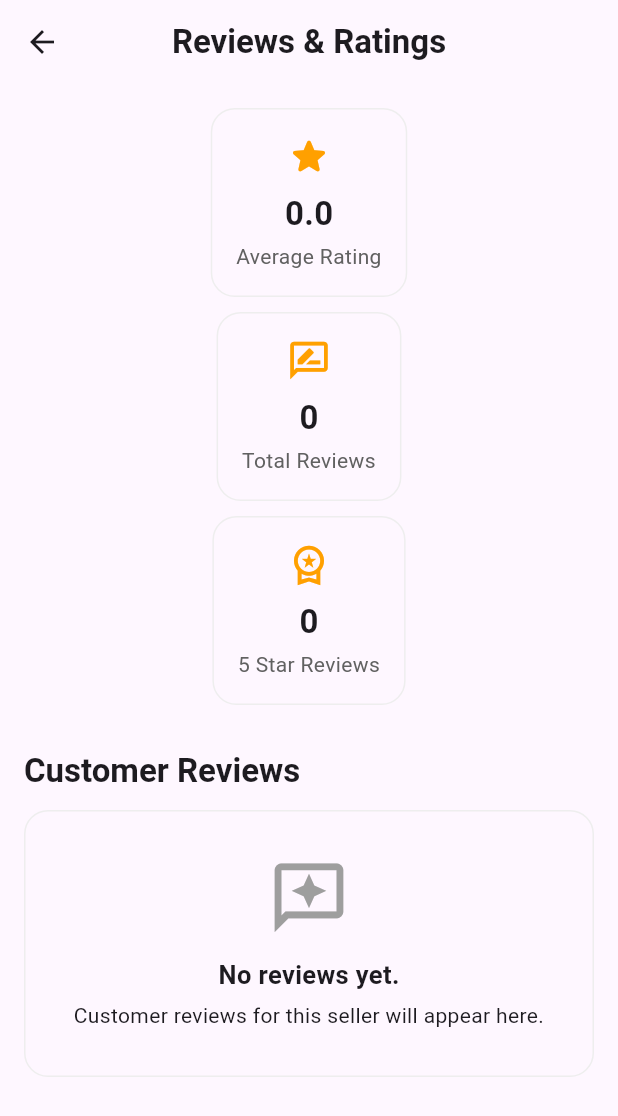
After one commit to rdonlineshop/RD-Online-Shop, a Flutter app: the SellerReviewsPage screen opened directly, on a phone screen of 412 x 824 dp. The commit adds this screen. Shown: the top 1116 px of the screen. Run offline on Flutter 3.47's test engine with Material 3 defaults, Android fonts, the phone set to English and light mode, and no system bars; our stand-ins replace cloud_firestore, firebase_auth, firebase_core, flutter_map, geocoding, geolocator and 8 more; missing offline and left inert: excel, mobile_scanner; accounts and stored records are empty; network calls fail.

Commit message:
Add seller reviews and fix wallet layout

```diff
--- /dev/null
+++ b/lib/seller_reviews_page.dart
@@ -0,0 +1,408 @@
+import 'package:cloud_firestore/cloud_firestore.dart';
+import 'package:firebase_auth/firebase_auth.dart';
+import 'package:flutter/material.dart';
+
+class SellerReviewsPage extends StatelessWidget {
+  const SellerReviewsPage({super.key});
+
+  double _ratingValue(Map<String, dynamic> data) {
+    final dynamic value = data['rating'];
+
+    if (value is num) {
+      return value.toDouble().clamp(0.0, 5.0).toDouble();
+    }
+
+    final double? parsed = double.tryParse(value?.toString() ?? '');
+    return (parsed ?? 0.0).clamp(0.0, 5.0).toDouble();
+  }
+
+  String _firstText(
+    Map<String, dynamic> data,
+    List<String> fields,
+    String fallback,
+  ) {
+    for (final String field in fields) {
+      final String value = data[field]?.toString().trim() ?? '';
+      if (value.isNotEmpty) {
+        return value;
+      }
+    }
+    return fallback;
+  }
+
+  String _reviewText(Map<String, dynamic> data) {
+    return _firstText(
+      data,
+      const <String>['comment', 'review', 'reviewText', 'message'],
+      'No written comment.',
+    );
+  }
+
+  String _customerName(Map<String, dynamic> data) {
+    return _firstText(
+      data,
+      const <String>['customerName', 'userName', 'name', 'buyerName'],
+      'Customer',
+    );
+  }
+
+  String _productName(Map<String, dynamic> data) {
+    return _firstText(
+      data,
+      const <String>['productName', 'itemName', 'product'],
+      'Shop Review',
+    );
+  }
+
+  DateTime? _createdAt(Map<String, dynamic> data) {
+    final dynamic value = data['createdAt'] ?? data['reviewDate'];
+
+    if (value is Timestamp) {
+      return value.toDate();
+    }
+
+    if (value is DateTime) {
+      return value;
+    }
+
+    if (value is String) {
+      return DateTime.tryParse(value);
+    }
+
+    return null;
+  }
+
+  String _formatDate(DateTime? date) {
+    if (date == null) {
+      return '';
+    }
+
+    final String day = date.day.toString().padLeft(2, '0');
+    final String month = date.month.toString().padLeft(2, '0');
+    return '$day/$month/${date.year}';
+  }
+
+  Widget _summaryCard({
+    required IconData icon,
+    required String title,
+    required String value,
+  }) {
+    return Container(
+      padding: const EdgeInsets.all(16),
+      decoration: BoxDecoration(
+        borderRadius: BorderRadius.circular(16),
+        border: Border.all(color: Colors.grey.shade200),
+      ),
+      child: Column(
+        children: <Widget>[
+          Icon(icon, size: 30, color: Colors.amber.shade700),
+          const SizedBox(height: 8),
+          Text(
+            value,
+            style: const TextStyle(
+              fontSize: 22,
+              fontWeight: FontWeight.bold,
+            ),
+          ),
+          const SizedBox(height: 3),
+          Text(
+            title,
+            textAlign: TextAlign.center,
+            style: TextStyle(color: Colors.grey.shade700),
+          ),
+        ],
+      ),
+    );
+  }
+
+  Widget _ratingStars(double rating) {
+    return Row(
+      mainAxisSize: MainAxisSize.min,
+      children: List<Widget>.generate(5, (int index) {
+        final double starNumber = index + 1.0;
+        final IconData icon;
+
+        if (rating >= starNumber) {
+          icon = Icons.star_rounded;
+        } else if (rating >= starNumber - 0.5) {
+          icon = Icons.star_half_rounded;
+        } else {
+          icon = Icons.star_border_rounded;
+        }
+
+        return Icon(
+          icon,
+          size: 20,
+          color: Colors.amber.shade700,
+        );
+      }),
+    );
+  }
+
+  Widget _reviewCard(Map<String, dynamic> data) {
+    final double rating = _ratingValue(data);
+    final String customer = _customerName(data);
+    final String product = _productName(data);
+    final String comment = _reviewText(data);
+    final String date = _formatDate(_createdAt(data));
+
+    return Card(
+      margin: const EdgeInsets.only(bottom: 12),
+      child: Padding(
+        padding: const EdgeInsets.all(16),
+        child: Column(
+          crossAxisAlignment: CrossAxisAlignment.start,
+          children: <Widget>[
+            Row(
+              crossAxisAlignment: CrossAxisAlignment.start,
+              children: <Widget>[
+                CircleAvatar(
+                  backgroundColor: Colors.amber.shade50,
+                  child: Icon(
+                    Icons.person,
+                    color: Colors.amber.shade800,
+                  ),
+                ),
+                const SizedBox(width: 12),
+                Expanded(
+                  child: Column(
+                    crossAxisAlignment: CrossAxisAlignment.start,
+                    children: <Widget>[
+                      Text(
+                        customer,
+                        style: const TextStyle(
+                          fontSize: 16,
+                          fontWeight: FontWeight.bold,
+                        ),
+                      ),
+                      const SizedBox(height: 2),
+                      Text(
+                        product,
+                        style: TextStyle(color: Colors.grey.shade700),
+                      ),
+                    ],
+                  ),
+                ),
+                if (date.isNotEmpty)
+                  Text(
+                    date,
+                    style: TextStyle(
+                      fontSize: 12,
+                      color: Colors.grey.shade600,
+                    ),
+                  ),
+              ],
+            ),
+            const SizedBox(height: 12),
+            Row(
+              children: <Widget>[
+                _ratingStars(rating),
+                const SizedBox(width: 8),
+                Text(
+                  rating.toStringAsFixed(1),
+                  style: const TextStyle(fontWeight: FontWeight.bold),
+                ),
+              ],
+            ),
+            const SizedBox(height: 10),
+            Text(
+              comment,
+              style: const TextStyle(fontSize: 15, height: 1.35),
+            ),
+          ],
+        ),
+      ),
+    );
+  }
+
+  @override
+  Widget build(BuildContext context) {
+    final User? user = FirebaseAuth.instance.currentUser;
+
+    return Scaffold(
+      appBar: AppBar(
+        title: const Text(
+          'Reviews & Ratings',
+          style: TextStyle(fontWeight: FontWeight.bold),
+        ),
+        centerTitle: true,
+      ),
+      body: user == null
+          ? const Center(child: Text('Seller login required.'))
+          : StreamBuilder<QuerySnapshot<Map<String, dynamic>>>(
+              stream: FirebaseFirestore.instance
+                  .collection('reviews')
+                  .where('sellerId', isEqualTo: user.uid)
+                  .snapshots(),
+              builder: (
+                BuildContext context,
+                AsyncSnapshot<QuerySnapshot<Map<String, dynamic>>> snapshot,
+              ) {
+                if (snapshot.hasError) {
+                  return Center(
+                    child: Padding(
+                      padding: const EdgeInsets.all(24),
+                      child: Text(
+                        'Could not load reviews:\n${snapshot.error}',
+                        textAlign: TextAlign.center,
+                      ),
+                    ),
+                  );
+                }
+
+                if (!snapshot.hasData) {
+                  return const Center(child: CircularProgressIndicator());
+                }
+
+                final List<QueryDocumentSnapshot<Map<String, dynamic>>> docs =
+                    List<QueryDocumentSnapshot<Map<String, dynamic>>>.from(
+                  snapshot.data!.docs,
+                );
+
+                docs.sort((
+                  QueryDocumentSnapshot<Map<String, dynamic>> a,
+                  QueryDocumentSnapshot<Map<String, dynamic>> b,
+                ) {
+                  final DateTime? aDate = _createdAt(a.data());
+                  final DateTime? bDate = _createdAt(b.data());
+
+                  if (aDate == null && bDate == null) {
+                    return 0;
+                  }
+                  if (aDate == null) {
+                    return 1;
+                  }
+                  if (bDate == null) {
+                    return -1;
+                  }
+                  return bDate.compareTo(aDate);
+                });
+
+                final int totalReviews = docs.length;
+                final double totalRating = docs.fold<double>(
+                  0.0,
+                  (
+                    double total,
+                    QueryDocumentSnapshot<Map<String, dynamic>> doc,
+                  ) =>
+                      total + _ratingValue(doc.data()),
+                );
+                final double averageRating = totalReviews == 0
+                    ? 0.0
+                    : totalRating / totalReviews;
+                final int fiveStarReviews = docs.where((
+                  QueryDocumentSnapshot<Map<String, dynamic>> doc,
+                ) {
+                  return _ratingValue(doc.data()) >= 4.5;
+                }).length;
+
+                return Center(
+                  child: ConstrainedBox(
+                    constraints: const BoxConstraints(maxWidth: 1000),
+                    child: ListView(
+                      padding: const EdgeInsets.all(16),
+                      children: <Widget>[
+                        LayoutBuilder(
+                          builder: (
+                            BuildContext context,
+                            BoxConstraints constraints,
+                          ) {
+                            final bool wide = constraints.maxWidth >= 650;
+                            final List<Widget> cards = <Widget>[
+                              _summaryCard(
+                                icon: Icons.star_rounded,
+                                title: 'Average Rating',
+                                value: averageRating.toStringAsFixed(1),
+                              ),
+                              _summaryCard(
+                                icon: Icons.rate_review_outlined,
+                                title: 'Total Reviews',
+                                value: totalReviews.toString(),
+                              ),
+                              _summaryCard(
+                                icon: Icons.workspace_premium_outlined,
+                                title: '5 Star Reviews',
+                                value: fiveStarReviews.toString(),
+                              ),
+                            ];
+
+                            if (!wide) {
+                              return Column(
+                                children: cards
+                                    .map(
+                                      (Widget card) => Padding(
+                                        padding: const EdgeInsets.only(
+                                          bottom: 10,
+                                        ),
+                                        child: card,
+                                      ),
+                                    )
+                                    .toList(),
+                              );
+                            }
+
+                            return Row(
+                              children: <Widget>[
+                                Expanded(child: cards[0]),
+                                const SizedBox(width: 10),
+                                Expanded(child: cards[1]),
+                                const SizedBox(width: 10),
+                                Expanded(child: cards[2]),
+                              ],
+                            );
+                          },
+                        ),
+                        const SizedBox(height: 20),
+                        Text(
+                          'Customer Reviews',
+                          style: Theme.of(context).textTheme.titleLarge?.copyWith(
+                                fontWeight: FontWeight.bold,
+                              ),
+                        ),
+                        const SizedBox(height: 12),
+                        if (docs.isEmpty)
+                          Container(
+                            padding: const EdgeInsets.all(30),
+                            decoration: BoxDecoration(
+                              borderRadius: BorderRadius.circular(16),
+                              border: Border.all(
+                                color: Colors.grey.shade200,
+                              ),
+                            ),
+                            child: const Column(
+                              children: <Widget>[
+                                Icon(
+                                  Icons.reviews_outlined,
+                                  size: 55,
+                                  color: Colors.grey,
+                                ),
+                                SizedBox(height: 12),
+                                Text(
+                                  'No reviews yet.',
+                                  style: TextStyle(
+                                    fontSize: 17,
+                                    fontWeight: FontWeight.bold,
+                                  ),
+                                ),
+                                SizedBox(height: 5),
+                                Text(
+                                  'Customer reviews for this seller will appear here.',
+                                  textAlign: TextAlign.center,
+                                ),
+                              ],
+                            ),
+                          )
+                        else
+                          ...docs.map(
+                            (QueryDocumentSnapshot<Map<String, dynamic>> doc) =>
+                                _reviewCard(doc.data()),
+                          ),
+                      ],
+                    ),
+                  ),
+                );
+              },
+            ),
+    );
+  }
+}
```
Also changed, not shown: lib/seller_dashboard_page.dart (+22 -0 lines), lib/seller_wallet_page.dart (+7 -4 lines), 1 other file.
